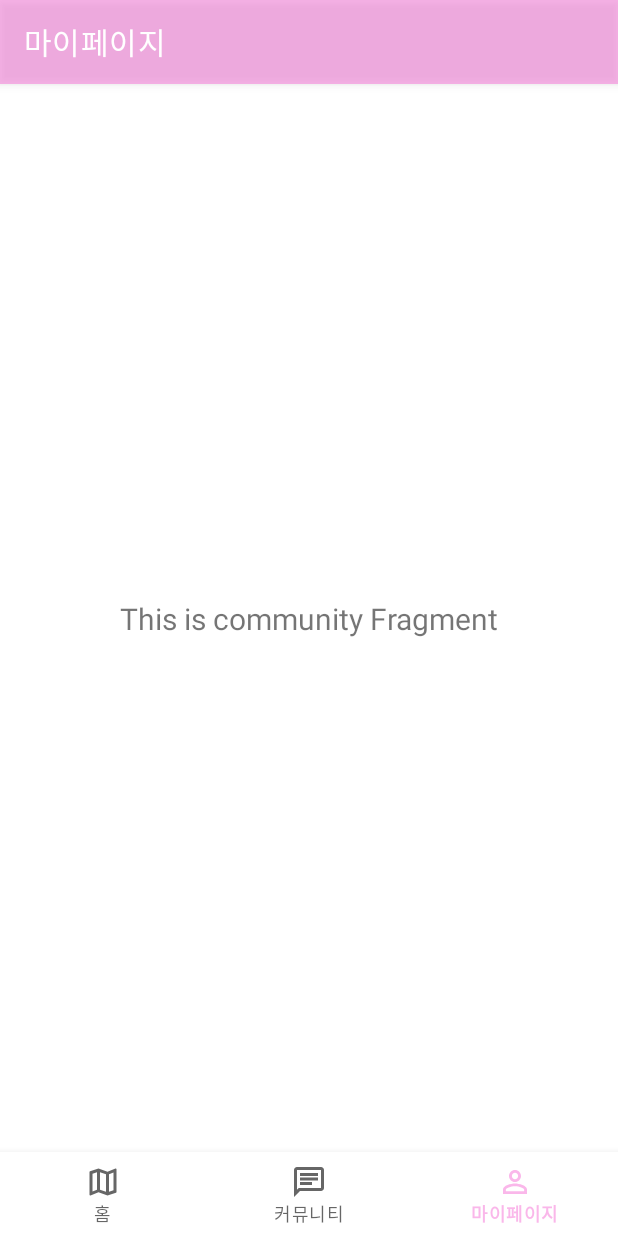
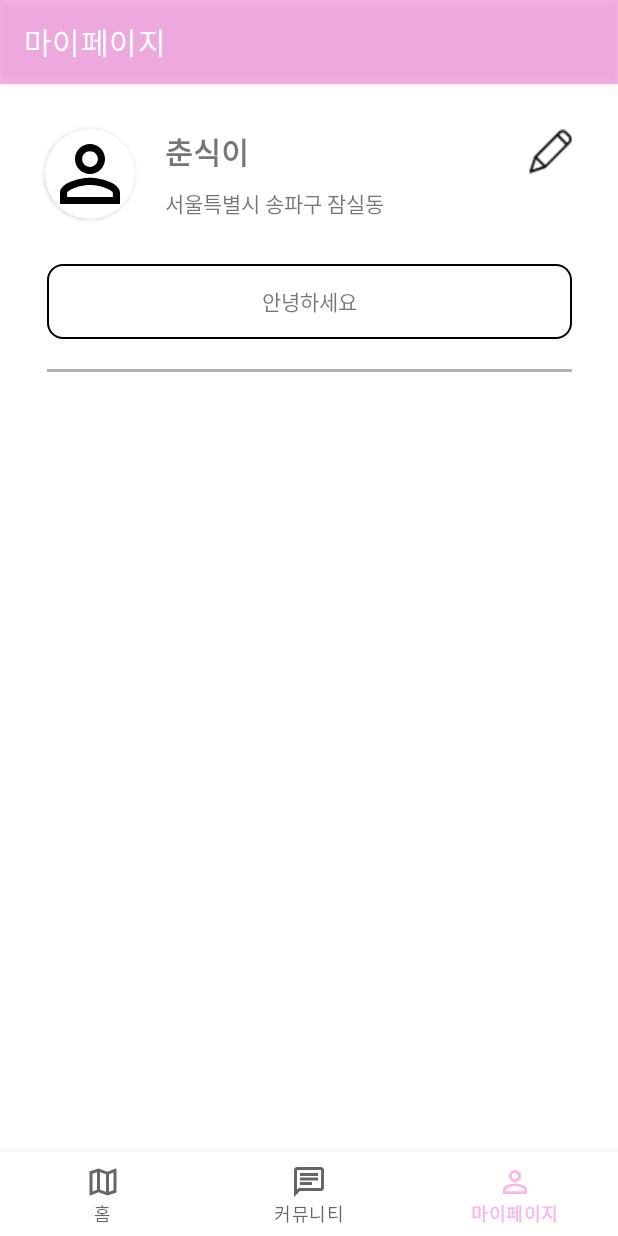
Before and after one commit to 10Jojojojo/10Team, an Android app: the MyPageFragment screen opened through its navigation route, on a phone screen of 412 x 824 dp. Run offline under Robolectric (Android 15) with nearby library versions, the phone set to English and light mode, and no system bars; our stand-ins replace navigation-ui.

Commit message:
[DESIGN] 마이페이지 UI 틀 잡기 및 수정 페이지로 이동 기능 구현

```diff
--- a/app/build.gradle.kts
+++ b/app/build.gradle.kts
@@ -41,6 +41,7 @@ android {
         dataBinding = true
         buildConfig = true
     }
+
 }
 
 dependencies {
--- a/app/src/main/AndroidManifest.xml
+++ b/app/src/main/AndroidManifest.xml
@@ -17,7 +17,7 @@
         tools:targetApi="31">
         <meta-data
             android:name="com.google.android.maps.v2.API_KEY"
-            android:value="AIzaSyCTX9pBMOJ7xVy5ny0x1-Dgcgy1ig62klg" />
+            android:value="AIzaSyBcsqBRDTo2Ul7B_dqd9HNeAV2wqEg1bag" />
         <activity
             android:name=".MainActivity"
             android:exported="true"
--- a/app/src/main/java/com/footprint/app/ui/home/HomeViewModel.kt
+++ b/app/src/main/java/com/footprint/app/ui/home/HomeViewModel.kt
@@ -104,6 +104,8 @@ class HomeViewModel : ViewModel() {
     fun getplaces(nextToken: String?,keyword:String,type:String) {
 //         Location(location.value!!.lat,location.value!!.lng)
 //        NetWorkClient.apiService.getplace(keyword.value!!,location.value!!,radius.value!!,type.value!!,GOOGLE_MAPS_API_KEY,nextPageToken
+
+
         NetWorkClient.apiService.getplace(
             keyword, "${37.566610},${126.978403}", 50000, type, GOOGLE_MAPS_API_KEY, nextpagetoken
         ) // null이 아님을 확인 후 실행해야 될것 같다.
--- a/app/src/main/java/com/footprint/app/ui/mypage/MyPageFragment.kt
+++ b/app/src/main/java/com/footprint/app/ui/mypage/MyPageFragment.kt
@@ -6,35 +6,28 @@ import android.view.View
 import android.view.ViewGroup
 import android.widget.TextView
 import androidx.fragment.app.Fragment
+import androidx.fragment.app.FragmentTransaction
 import androidx.lifecycle.ViewModelProvider
+import androidx.navigation.fragment.findNavController
 import com.footprint.app.R
 import com.footprint.app.databinding.FragmentCommunityBinding
 import com.footprint.app.databinding.FragmentMypageBinding
 import com.footprint.app.ui.community.CommunityViewModel
+import com.footprint.app.ui.mypage_revise.MyPage_reviseFragment
 
 class MyPageFragment : Fragment(R.layout.fragment_mypage) {
 
     private var _binding: FragmentMypageBinding? = null
-
-    // This property is only valid between onCreateView and
-    // onDestroyView.
     private val binding get() = _binding!!
 
     override fun onViewCreated(view: View, savedInstanceState: Bundle?) {
         super.onViewCreated(view, savedInstanceState)
-        val communityViewModel =
-            ViewModelProvider(this).get(CommunityViewModel::class.java)
-
         _binding = FragmentMypageBinding.bind(view)
-
-        val textView: TextView = binding.textMypage
-        communityViewModel.text.observe(viewLifecycleOwner) {
-            textView.text = it
+        revisepage()
+    }
+    private fun revisepage(){
+        binding.mypageRevise.setOnClickListener {
+            findNavController().navigate(R.id.mypage)
         }
     }
-
-    override fun onDestroyView() {
-        super.onDestroyView()
-        _binding = null
-    }
 }
--- /dev/null
+++ b/app/src/main/java/com/footprint/app/ui/mypage_revise/MyPage_reviseFragment.kt
@@ -0,0 +1,29 @@
+package com.footprint.app.ui.mypage_revise
+
+import android.content.Context
+import android.os.Bundle
+import androidx.fragment.app.Fragment
+import android.view.LayoutInflater
+import android.view.View
+import android.view.ViewGroup
+import androidx.activity.OnBackPressedCallback
+import androidx.navigation.fragment.findNavController
+import com.footprint.app.R
+import com.footprint.app.databinding.FragmentMyPageReviseBinding
+import com.footprint.app.databinding.FragmentMypageBinding
+
+class MyPage_reviseFragment : Fragment(R.layout.fragment_my_page_revise) {
+
+    private var _binding: FragmentMyPageReviseBinding? = null
+    private lateinit var callback : OnBackPressedCallback
+    private val binding get() = _binding!!
+
+    override fun onViewCreated(view: View, savedInstanceState: Bundle?) {
+        super.onViewCreated(view, savedInstanceState)
+        _binding = FragmentMyPageReviseBinding.bind(view)
+
+
+
+    }
+
+}
--- /dev/null
+++ b/app/src/main/res/drawable/background.xml
@@ -0,0 +1,9 @@
+<?xml version="1.0" encoding="utf-8"?>
+<shape xmlns:android="http://schemas.android.com/apk/res/android">
+
+     <stroke android:color="@color/black" android:width="1dp">
+
+     </stroke>
+
+     <corners android:radius="10dp"/>
+</shape>
--- a/app/src/main/res/layout/activity_main.xml
+++ b/app/src/main/res/layout/activity_main.xml
@@ -31,4 +31,6 @@
         app:layout_constraintVertical_bias="1.0"
         app:navGraph="@navigation/mobile_navigation" />
 
+
+
 </androidx.constraintlayout.widget.ConstraintLayout>
--- /dev/null
+++ b/app/src/main/res/layout/fragment_my_page_revise.xml
@@ -0,0 +1,32 @@
+<?xml version="1.0" encoding="utf-8"?>
+<FrameLayout xmlns:android="http://schemas.android.com/apk/res/android"
+    xmlns:app="http://schemas.android.com/apk/res-auto"
+    xmlns:tools="http://schemas.android.com/tools"
+    android:layout_width="match_parent"
+    android:layout_height="match_parent"
+    android:id="@+id/fragment_container"
+    tools:context=".ui.mypage_revise.MyPage_reviseFragment">
+
+    <androidx.constraintlayout.widget.ConstraintLayout
+        android:layout_width="match_parent"
+        android:layout_height="match_parent">
+
+        <TextView
+            android:layout_width="match_parent"
+            android:layout_height="match_parent"
+            android:text="@string/hello_blank_fragment" />
+
+        <ImageView
+            android:id="@+id/revise_pen"
+            android:layout_width="wrap_content"
+            android:layout_height="wrap_content"
+            android:layout_marginTop="50dp"
+            android:layout_marginEnd="50dp"
+            android:src="@drawable/ic_pen"
+            app:layout_constraintEnd_toEndOf="parent"
+            app:layout_constraintTop_toTopOf="parent" />
+
+    </androidx.constraintlayout.widget.ConstraintLayout>
+
+
+</FrameLayout>
--- a/app/src/main/res/layout/fragment_mypage.xml
+++ b/app/src/main/res/layout/fragment_mypage.xml
@@ -6,14 +6,85 @@
     android:layout_height="match_parent"
     tools:context=".ui.mypage.MyPageFragment">
 
+<androidx.constraintlayout.widget.ConstraintLayout
+    android:layout_width="match_parent"
+    android:layout_height="match_parent"
+    >
+
+    <androidx.cardview.widget.CardView
+        android:id="@+id/mapage_cardView"
+        android:layout_width="wrap_content"
+        android:layout_height="wrap_content"
+        android:layout_marginStart="30dp"
+        android:layout_marginTop="30dp"
+        app:cardCornerRadius="50dp"
+        app:layout_constraintStart_toStartOf="parent"
+        app:layout_constraintTop_toTopOf="parent">
+
+        <ImageView
+            android:id="@+id/profile_image"
+            android:layout_width="60dp"
+            android:layout_height="60dp"
+            android:src="@drawable/ic_mypage_black_24"
+             />
+    </androidx.cardview.widget.CardView>
+
     <TextView
-        android:id="@+id/text_mypage"
-        android:layout_width="match_parent"
+        android:id="@+id/mypage_name"
+        android:layout_width="wrap_content"
         android:layout_height="wrap_content"
-        android:textAlignment="center"
-        android:textSize="20sp"
-        app:layout_constraintBottom_toBottomOf="parent"
+        android:layout_marginStart="20dp"
+        android:text="춘식이"
+        android:textSize="20dp"
+        android:textStyle="bold"
+        app:layout_constraintStart_toEndOf="@+id/mapage_cardView"
+        app:layout_constraintTop_toTopOf="@+id/mapage_cardView"
+        />
+
+    <TextView
+        android:id="@+id/town"
+        android:layout_width="wrap_content"
+        android:layout_height="wrap_content"
+        android:layout_marginStart="20dp"
+        android:text="서울특별시 송파구 잠실동"
+        app:layout_constraintBottom_toBottomOf="@+id/mapage_cardView"
+        app:layout_constraintStart_toEndOf="@+id/mapage_cardView" />
+
+    <ImageView
+        android:id="@+id/mypage_revise"
+        android:layout_width="30dp"
+        android:layout_height="30dp"
+        android:layout_marginEnd="30dp"
+        android:src="@drawable/ic_pen"
+        app:layout_constraintEnd_toEndOf="parent"
+        app:layout_constraintTop_toTopOf="@+id/mypage_name" />
+
+    <TextView
+        android:id="@+id/mypage_self_introduction"
+        android:layout_width="350dp"
+        android:layout_height="50dp"
+        android:layout_marginTop="30dp"
+        android:text="안녕하세요"
+        android:gravity="center"
+        android:background="@drawable/background"
         app:layout_constraintEnd_toEndOf="parent"
         app:layout_constraintStart_toStartOf="parent"
-        app:layout_constraintTop_toTopOf="parent" />
+        app:layout_constraintTop_toBottomOf="@+id/town">
+
+    </TextView>
+
+    <View
+        android:layout_width="350dp"
+        android:layout_height="2dp"
+        android:layout_marginTop="20dp"
+        android:background="#4D000000"
+        app:layout_constraintEnd_toEndOf="parent"
+        app:layout_constraintStart_toStartOf="parent"
+        app:layout_constraintTop_toBottomOf="@+id/mypage_self_introduction">
+
+    </View>
+
+
 </androidx.constraintlayout.widget.ConstraintLayout>
+
+</androidx.constraintlayout.widget.ConstraintLayout>
--- a/app/src/main/res/menu/bottom_nav_menu.xml
+++ b/app/src/main/res/menu/bottom_nav_menu.xml
@@ -16,4 +16,5 @@
         android:icon="@drawable/ic_mypage_black_24"
         android:title="@string/title_mypage" />
 
+
 </menu>
--- a/app/src/main/res/navigation/mobile_navigation.xml
+++ b/app/src/main/res/navigation/mobile_navigation.xml
@@ -21,5 +21,21 @@
         android:id="@+id/navigation_mypage"
         android:name="com.footprint.app.ui.mypage.MyPageFragment"
         android:label="@string/title_mypage"
-        tools:layout="@layout/fragment_mypage" />
+        tools:layout="@layout/fragment_mypage"/>
+        <action
+            android:id="@+id/mypage"
+            app:destination="@+id/navigation_mypage_revise"
+        />
+
+    <fragment
+        android:id="@+id/navigation_mypage_revise"
+        android:name="com.footprint.app.ui.mypage_revise.MyPage_reviseFragment"
+        android:label="mypage_revise"
+        tools:layout="@layout/fragment_my_page_revise"/>
+        <action
+            android:id="@+id/mypage_revise"
+            app:destination="@+id/navigation_mypage"
+        />
+
+
 </navigation>
--- a/build.gradle.kts
+++ b/build.gradle.kts
@@ -8,6 +8,7 @@ buildscript {
 
     dependencies {
         classpath("com.google.android.libraries.mapsplatform.secrets-gradle-plugin:secrets-gradle-plugin:2.0.1")
+
     }
 }
 
```
Also changed, not shown: app/src/main/res/drawable/ic_pen.png (added), gradle/wrapper/gradle-wrapper.properties.
